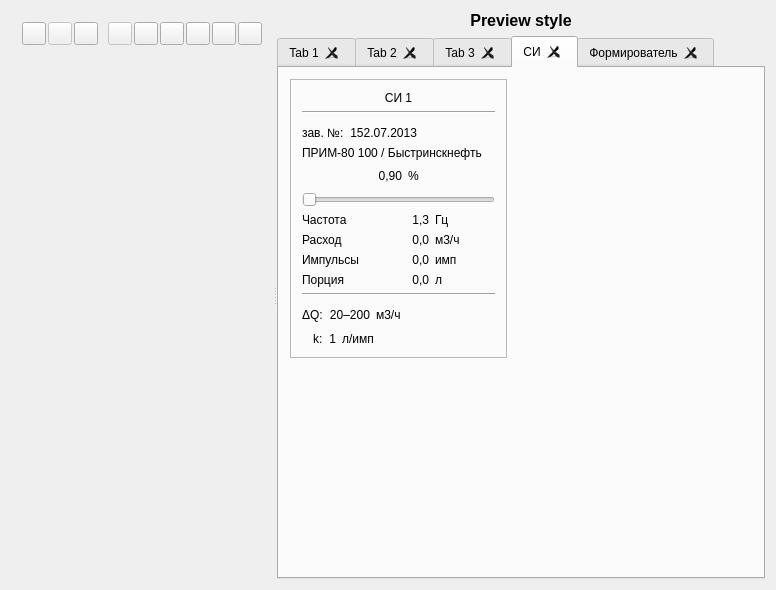
This is qsseditor.ui in lit-uriy/qsseditor as Qt 5 draws it before an edit. The edited form follows.
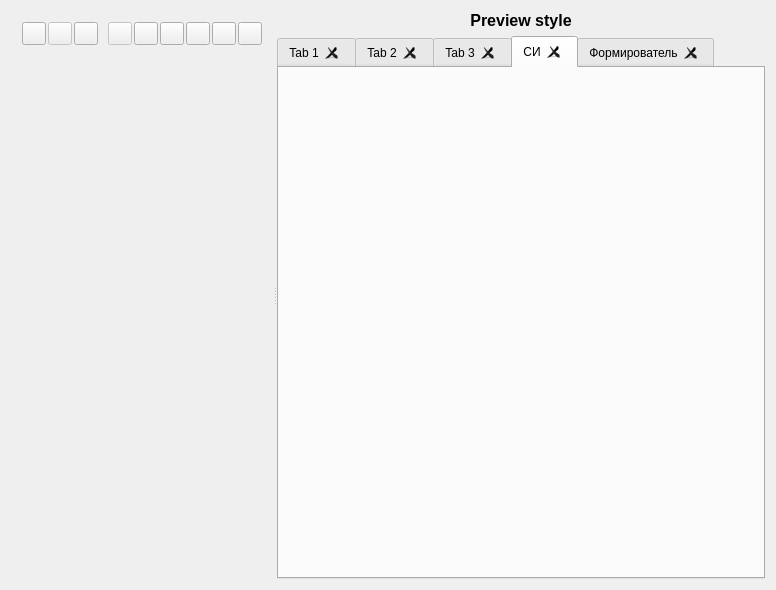
This is the edited form. The open tabs and pages were chosen to show the change. Icons and pictures are not drawn. Custom widgets are drawn as their Qt base class.

Commit message: Добавил Виджет DutPanel для тестирования.

What changed in the file:
```diff
--- a/qsseditor.ui
+++ b/qsseditor.ui
@@ -986,429 +986,6 @@
            <string>СИ</string>
           </attribute>
           <layout class="QGridLayout" name="gridLayout_13">
-           <item row="0" column="0">
-            <widget class="QFrame" name="frame_2">
-             <property name="sizePolicy">
-              <sizepolicy hsizetype="Maximum" vsizetype="Maximum">
-               <horstretch>0</horstretch>
-               <verstretch>0</verstretch>
-              </sizepolicy>
-             </property>
-             <property name="frameShape">
-              <enum>QFrame::StyledPanel</enum>
-             </property>
-             <property name="frameShadow">
-              <enum>QFrame::Raised</enum>
-             </property>
-             <property name="UiWidgetElevation" stdset="0">
-              <string>uiCards</string>
-             </property>
-             <layout class="QVBoxLayout" name="verticalLayout_2">
-              <item>
-               <widget class="QLabel" name="title">
-                <property name="text">
-                 <string>СИ 1</string>
-                </property>
-                <property name="alignment">
-                 <set>Qt::AlignCenter</set>
-                </property>
-                <property name="UiTextSize" stdset="0">
-                 <string>Title</string>
-                </property>
-               </widget>
-              </item>
-              <item>
-               <widget class="Line" name="line_4">
-                <property name="orientation">
-                 <enum>Qt::Horizontal</enum>
-                </property>
-               </widget>
-              </item>
-              <item>
-               <layout class="QGridLayout" name="gridLayout_11">
-                <item row="0" column="1">
-                 <widget class="QLabel" name="label_19">
-                  <property name="text">
-                   <string>152.07.2013</string>
-                  </property>
-                  <property name="alignment">
-                   <set>Qt::AlignBottom|Qt::AlignRight|Qt::AlignTrailing</set>
-                  </property>
-                  <property name="UiTextSize" stdset="0">
-                   <string>Subheadline</string>
-                  </property>
-                 </widget>
-                </item>
-                <item row="0" column="3" rowspan="2">
-                 <widget class="QLabel" name="label_4">
-                  <property name="text">
-                   <string/>
-                  </property>
-                  <property name="pixmap">
-                   <pixmap resource="qsseditor.qrc">:/images/symbol_ok.png</pixmap>
-                  </property>
-                 </widget>
-                </item>
-                <item row="0" column="0">
-                 <widget class="QLabel" name="label_18">
-                  <property name="text">
-                   <string>зав. №:</string>
-                  </property>
-                  <property name="alignment">
-                   <set>Qt::AlignBottom|Qt::AlignLeading|Qt::AlignLeft</set>
-                  </property>
-                  <property name="UiTextColor" stdset="0">
-                   <string>secondary</string>
-                  </property>
-                 </widget>
-                </item>
-                <item row="0" column="2">
-                 <spacer name="horizontalSpacer_5">
-                  <property name="orientation">
-                   <enum>Qt::Horizontal</enum>
-                  </property>
-                  <property name="sizeHint" stdset="0">
-                   <size>
-                    <width>40</width>
-                    <height>20</height>
-                   </size>
-                  </property>
-                 </spacer>
-                </item>
-                <item row="1" column="0" colspan="3">
-                 <widget class="QLabel" name="label_20">
-                  <property name="text">
-                   <string>ПРИМ-80 100 / Быстринскнефть</string>
-                  </property>
-                  <property name="alignment">
-                   <set>Qt::AlignBottom|Qt::AlignLeading|Qt::AlignLeft</set>
-                  </property>
-                  <property name="UiTextSize" stdset="0">
-                   <string>Caption</string>
-                  </property>
-                 </widget>
-                </item>
-               </layout>
-              </item>
-              <item>
-               <layout class="QHBoxLayout" name="horizontalLayout_4">
-                <item>
-                 <spacer name="horizontalSpacer_6">
-                  <property name="orientation">
-                   <enum>Qt::Horizontal</enum>
-                  </property>
-                  <property name="sizeType">
-                   <enum>QSizePolicy::Expanding</enum>
-                  </property>
-                  <property name="sizeHint" stdset="0">
-                   <size>
-                    <width>20</width>
-                    <height>20</height>
-                   </size>
-                  </property>
-                 </spacer>
-                </item>
-                <item>
-                 <widget class="QLabel" name="label_3">
-                  <property name="text">
-                   <string>0,90</string>
-                  </property>
-                  <property name="alignment">
-                   <set>Qt::AlignRight|Qt::AlignTrailing|Qt::AlignVCenter</set>
-                  </property>
-                  <property name="UiTextSize" stdset="0">
-                   <string>Display3</string>
-                  </property>
-                 </widget>
-                </item>
-                <item>
-                 <widget class="QLabel" name="label_16">
-                  <property name="text">
-                   <string>%</string>
-                  </property>
-                  <property name="alignment">
-                   <set>Qt::AlignLeading|Qt::AlignLeft|Qt::AlignVCenter</set>
-                  </property>
-                  <property name="UiTextSize" stdset="0">
-                   <string>Headline</string>
-                  </property>
-                 </widget>
-                </item>
-                <item>
-                 <spacer name="horizontalSpacer_7">
-                  <property name="orientation">
-                   <enum>Qt::Horizontal</enum>
-                  </property>
-                  <property name="sizeType">
-                   <enum>QSizePolicy::Expanding</enum>
-                  </property>
-                  <property name="sizeHint" stdset="0">
-                   <size>
-                    <width>10</width>
-                    <height>20</height>
-                   </size>
-                  </property>
-                 </spacer>
-                </item>
-               </layout>
-              </item>
-              <item>
-               <widget class="QSlider" name="horizontalSlider_2">
-                <property name="orientation">
-                 <enum>Qt::Horizontal</enum>
-                </property>
-               </widget>
-              </item>
-              <item>
-               <layout class="QGridLayout" name="gridLayout_12">
-                <item row="1" column="2">
-                 <widget class="QLabel" name="label_7">
-                  <property name="text">
-                   <string>м3/ч</string>
-                  </property>
-                  <property name="alignment">
-                   <set>Qt::AlignBottom|Qt::AlignLeading|Qt::AlignLeft</set>
-                  </property>
-                 </widget>
-                </item>
-                <item row="0" column="0">
-                 <widget class="QLabel" name="label_6">
-                  <property name="text">
-                   <string>Частота</string>
-                  </property>
-                 </widget>
-                </item>
-                <item row="0" column="1">
-                 <widget class="QLabel" name="label_5">
-                  <property name="text">
-                   <string>1,3</string>
-                  </property>
-                  <property name="alignment">
-                   <set>Qt::AlignRight|Qt::AlignTrailing|Qt::AlignVCenter</set>
-                  </property>
-                  <property name="UiTextSize" stdset="0">
-                   <string>Body2</string>
-                  </property>
-                 </widget>
-                </item>
-                <item row="0" column="2">
-                 <widget class="QLabel" name="label_8">
-                  <property name="text">
-                   <string>Гц</string>
-                  </property>
-                  <property name="alignment">
-                   <set>Qt::AlignBottom|Qt::AlignLeading|Qt::AlignLeft</set>
-                  </property>
-                 </widget>
-                </item>
-                <item row="1" column="0">
-                 <widget class="QLabel" name="label_9">
-                  <property name="text">
-                   <string>Расход</string>
-                  </property>
-                 </widget>
-                </item>
-                <item row="1" column="1">
-                 <widget class="QLabel" name="label_10">
-                  <property name="text">
-                   <string>0,0</string>
-                  </property>
-                  <property name="alignment">
-                   <set>Qt::AlignRight|Qt::AlignTrailing|Qt::AlignVCenter</set>
-                  </property>
-                  <property name="UiTextSize" stdset="0">
-                   <string>Body2</string>
-                  </property>
-                 </widget>
-                </item>
-                <item row="2" column="0">
-                 <widget class="QLabel" name="label_12">
-                  <property name="text">
-                   <string>Импульсы</string>
-                  </property>
-                 </widget>
-                </item>
-                <item row="2" column="1">
-                 <widget class="QLabel" name="label_11">
-                  <property name="text">
-                   <string>0,0</string>
-                  </property>
-                  <property name="alignment">
-                   <set>Qt::AlignRight|Qt::AlignTrailing|Qt::AlignVCenter</set>
-                  </property>
-                  <property name="UiTextSize" stdset="0">
-                   <string>Body2</string>
-                  </property>
-                 </widget>
-                </item>
-                <item row="2" column="2">
-                 <widget class="QLabel" name="label_13">
-                  <property name="text">
-                   <string>имп</string>
-                  </property>
-                  <property name="alignment">
-                   <set>Qt::AlignBottom|Qt::AlignLeading|Qt::AlignLeft</set>
-                  </property>
-                 </widget>
-                </item>
-                <item row="3" column="0">
-                 <widget class="QLabel" name="label_14">
-                  <property name="text">
-                   <string>Порция</string>
-                  </property>
-                 </widget>
-                </item>
-                <item row="3" column="1">
-                 <widget class="QLabel" name="label_15">
-                  <property name="text">
-                   <string>0,0</string>
-                  </property>
-                  <property name="alignment">
-                   <set>Qt::AlignRight|Qt::AlignTrailing|Qt::AlignVCenter</set>
-                  </property>
-                  <property name="UiTextSize" stdset="0">
-                   <string>Body2</string>
-                  </property>
-                 </widget>
-                </item>
-                <item row="3" column="2">
-                 <widget class="QLabel" name="label_17">
-                  <property name="text">
-                   <string>л</string>
-                  </property>
-                  <property name="alignment">
-                   <set>Qt::AlignBottom|Qt::AlignLeading|Qt::AlignLeft</set>
-                  </property>
-                 </widget>
-                </item>
-               </layout>
-              </item>
-              <item>
-               <widget class="Line" name="line_5">
-                <property name="orientation">
-                 <enum>Qt::Horizontal</enum>
-                </property>
-               </widget>
-              </item>
-              <item>
-               <layout class="QFormLayout" name="formLayout">
-                <property name="labelAlignment">
-                 <set>Qt::AlignRight|Qt::AlignTrailing|Qt::AlignVCenter</set>
-                </property>
-                <property name="verticalSpacing">
-                 <number>4</number>
-                </property>
-                <item row="0" column="1">
-                 <layout class="QHBoxLayout" name="horizontalLayout_5">
-                  <item>
-                   <widget class="QLabel" name="label_21">
-                    <property name="text">
-                     <string>20–200</string>
-                    </property>
-                    <property name="alignment">
-                     <set>Qt::AlignBottom|Qt::AlignRight|Qt::AlignTrailing</set>
-                    </property>
-                   </widget>
-                  </item>
-                  <item>
-                   <widget class="QLabel" name="label_22">
-                    <property name="text">
-                     <string>м3/ч</string>
-                    </property>
-                    <property name="alignment">
-                     <set>Qt::AlignBottom|Qt::AlignLeading|Qt::AlignLeft</set>
-                    </property>
-                    <property name="UiTextColor" stdset="0">
-                     <string>secondary</string>
-                    </property>
-                   </widget>
-                  </item>
-                  <item>
-                   <spacer name="horizontalSpacer_8">
-                    <property name="orientation">
-                     <enum>Qt::Horizontal</enum>
-                    </property>
-                    <property name="sizeHint" stdset="0">
-                     <size>
-                      <width>40</width>
-                      <height>20</height>
-                     </size>
-                    </property>
-                   </spacer>
-                  </item>
-                 </layout>
-                </item>
-                <item row="1" column="1">
-                 <layout class="QHBoxLayout" name="horizontalLayout_6">
-                  <item>
-                   <widget class="QLabel" name="label_24">
-                    <property name="text">
-                     <string>1</string>
-                    </property>
-                    <property name="alignment">
-                     <set>Qt::AlignBottom|Qt::AlignRight|Qt::AlignTrailing</set>
-                    </property>
-                   </widget>
-                  </item>
-                  <item>
-                   <widget class="QLabel" name="label_25">
-                    <property name="text">
-                     <string>л/имп</string>
-                    </property>
-                    <property name="alignment">
-                     <set>Qt::AlignBottom|Qt::AlignLeading|Qt::AlignLeft</set>
-                    </property>
-                    <property name="UiTextColor" stdset="0">
-                     <string>secondary</string>
-                    </property>
-                   </widget>
-                  </item>
-                  <item>
-                   <spacer name="horizontalSpacer_9">
-                    <property name="orientation">
-                     <enum>Qt::Horizontal</enum>
-                    </property>
-                    <property name="sizeHint" stdset="0">
-                     <size>
-                      <width>40</width>
-                      <height>20</height>
-                     </size>
-                    </property>
-                   </spacer>
-                  </item>
-                 </layout>
-                </item>
-                <item row="1" column="0">
-                 <widget class="QLabel" name="label_23">
-                  <property name="text">
-                   <string>k:</string>
-                  </property>
-                  <property name="alignment">
-                   <set>Qt::AlignBottom|Qt::AlignLeading|Qt::AlignLeft</set>
-                  </property>
-                  <property name="UiTextColor" stdset="0">
-                   <string>secondary</string>
-                  </property>
-                 </widget>
-                </item>
-                <item row="0" column="0">
-                 <widget class="QLabel" name="label_26">
-                  <property name="text">
-                   <string>ΔQ:</string>
-                  </property>
-                  <property name="alignment">
-                   <set>Qt::AlignBottom|Qt::AlignLeading|Qt::AlignLeft</set>
-                  </property>
-                  <property name="UiTextColor" stdset="0">
-                   <string>secondary</string>
-                  </property>
-                 </widget>
-                </item>
-               </layout>
-              </item>
-             </layout>
-            </widget>
-           </item>
            <item row="0" column="1">
             <spacer name="horizontalSpacer_10">
              <property name="orientation">
@@ -1927,6 +1504,12 @@
     <slot>redo()</slot>
    </slots>
   </customwidget>
+  <customwidget>
+   <class>DutPanel</class>
+   <extends>QWidget</extends>
+   <header>dut_panel.h</header>
+   <container>1</container>
+  </customwidget>
  </customwidgets>
  <tabstops>
   <tabstop>toolOpen</tabstop>
```
Left out of the diff: 15 changed lines with no effect on the pictures. The commit also changes 1 other file.
